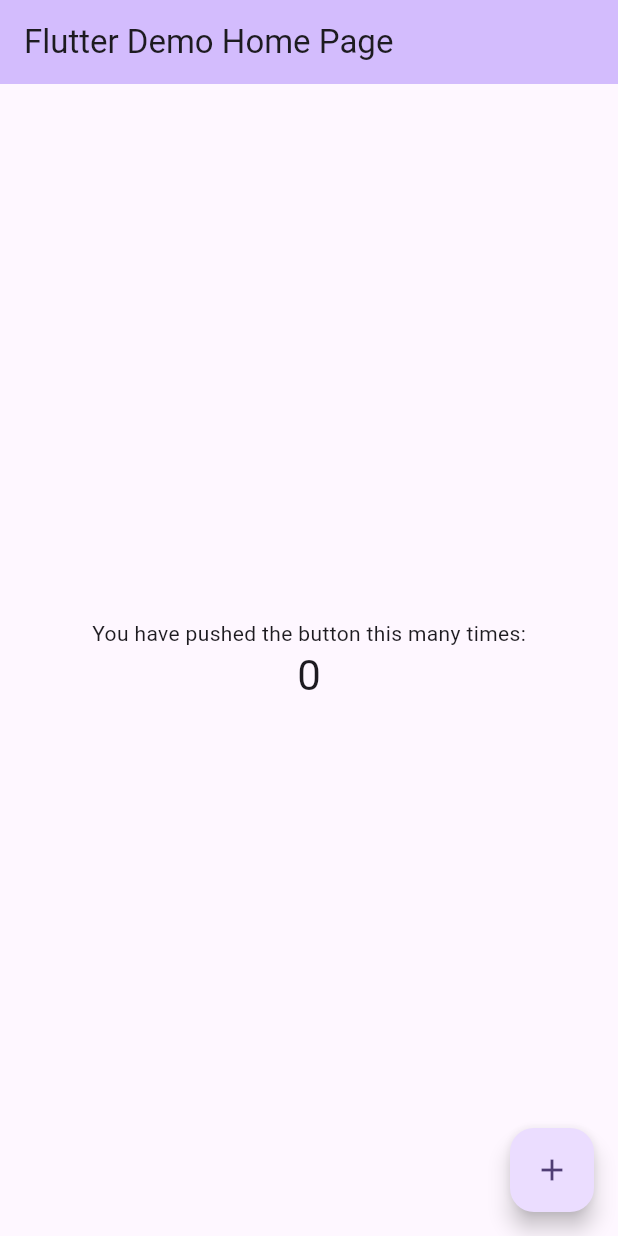
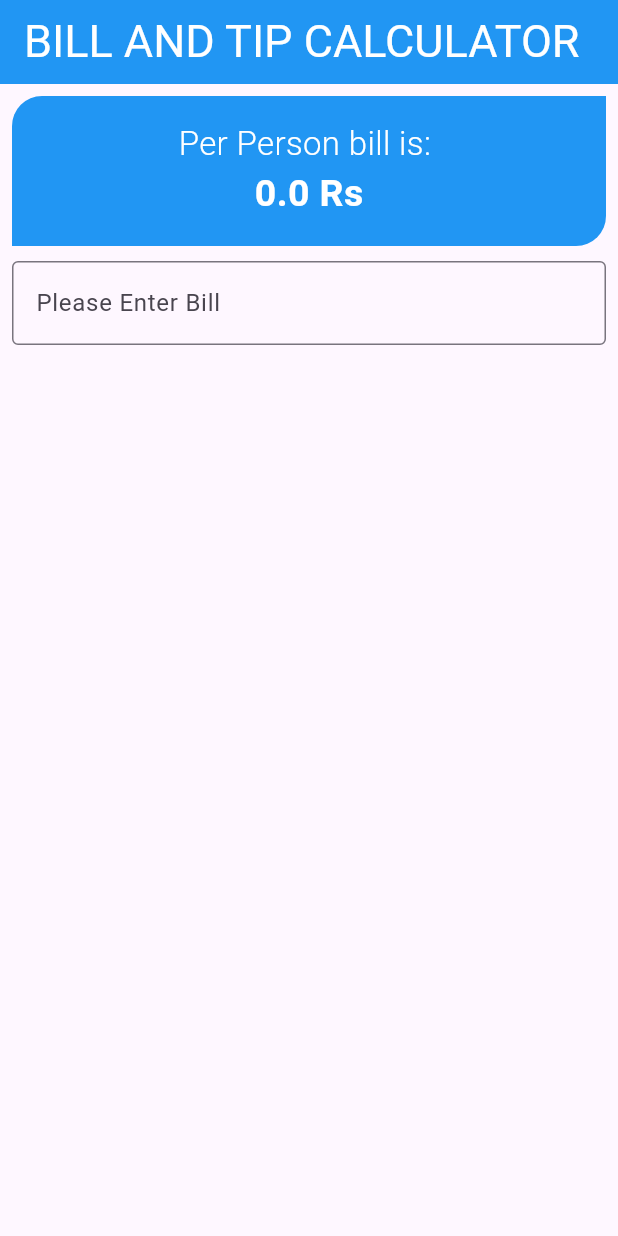
Before and after one commit to Yashu-Chaudhary/Bill-And-Tip-Calculator, a Flutter app: the screen it shows after launch, on a phone screen of 412 x 824 dp. Run offline on Flutter 3.47's test engine with Material 3 defaults, Android fonts, the phone set to English and light mode, and no system bars.

Commit message:
ui part done

```diff
--- /dev/null
+++ b/lib/home_page.dart
@@ -0,0 +1,69 @@
+import 'package:bill_calculator/style.dart';
+import 'package:flutter/material.dart';
+
+class HomePage extends StatefulWidget {
+  const HomePage({super.key});
+
+  @override
+  State<HomePage> createState() => _HomePageState();
+}
+
+class _HomePageState extends State<HomePage> {
+  TextEditingController controller = TextEditingController();
+  double price = 0.0;
+
+  @override
+  Widget build(BuildContext context) {
+    return Padding(
+      padding: const EdgeInsets.all(8.0),
+      child: Column(
+        children: [
+          // 2.. container
+          Container(
+            height: 100,
+            width: double.infinity,
+            decoration: const BoxDecoration(
+              color: Colors.blue,
+              borderRadius: BorderRadius.only(
+                topLeft: Radius.circular(20),
+                bottomRight: Radius.circular(20),
+              ),
+            ),
+            child: Center(
+              child: Column(
+                mainAxisAlignment: MainAxisAlignment.center,
+                children: [
+                  Text(
+                    "Per Person bill is: ",
+                    style: Style.hedingText2,
+                  ),
+                  Text(
+                    "$price Rs",
+                    style: Style.hedingText3,
+                  ),
+                ],
+              ),
+            ),
+          ),
+          const SizedBox(height: 10),
+
+          // 3.. textinputfield
+          TextField(
+            onChanged: (value) {
+              setState(() {
+                price = double.parse(controller.text);
+              });
+              print(controller.text);
+            },
+            controller: controller,
+            keyboardType: TextInputType.number,
+            decoration: const InputDecoration(
+                border: OutlineInputBorder(),
+                hintText: 'Please Enter Bill',
+                labelText: 'Please Enter Bill'),
+          ),
+        ],
+      ),
+    );
+  }
+}
--- a/lib/main.dart
+++ b/lib/main.dart
@@ -1,3 +1,5 @@
+import 'package:bill_calculator/home_page.dart';
+import 'package:bill_calculator/style.dart';
 import 'package:flutter/material.dart';
 
 void main() {
@@ -7,119 +9,19 @@ void main() {
 class MyApp extends StatelessWidget {
   const MyApp({super.key});
 
-  // This widget is the root of your application.
   @override
   Widget build(BuildContext context) {
     return MaterialApp(
-      title: 'Flutter Demo',
-      theme: ThemeData(
-        // This is the theme of your application.
-        //
-        // TRY THIS: Try running your application with "flutter run". You'll see
-        // the application has a purple toolbar. Then, without quitting the app,
-        // try changing the seedColor in the colorScheme below to Colors.green
-        // and then invoke "hot reload" (save your changes or press the "hot
-        // reload" button in a Flutter-supported IDE, or press "r" if you used
-        // the command line to start the app).
-        //
-        // Notice that the counter didn't reset back to zero; the application
-        // state is not lost during the reload. To reset the state, use hot
-        // restart instead.
-        //
-        // This works for code too, not just values: Most code changes can be
-        // tested with just a hot reload.
-        colorScheme: ColorScheme.fromSeed(seedColor: Colors.deepPurple),
-        useMaterial3: true,
+      home: Scaffold(
+        appBar: AppBar(
+          title: Text(
+            "BILL AND TIP CALCULATOR",
+            style: Style.hedingText1,
+          ),
+          backgroundColor: Colors.blue,
+        ),
+        body: const HomePage(),
       ),
-      home: const MyHomePage(title: 'Flutter Demo Home Page'),
     );
   }
 }
-
-class MyHomePage extends StatefulWidget {
-  const MyHomePage({super.key, required this.title});
-
-  // This widget is the home page of your application. It is stateful, meaning
-  // that it has a State object (defined below) that contains fields that affect
-  // how it looks.
-
-  // This class is the configuration for the state. It holds the values (in this
-  // case the title) provided by the parent (in this case the App widget) and
-  // used by the build method of the State. Fields in a Widget subclass are
-  // always marked "final".
-
-  final String title;
-
-  @override
-  State<MyHomePage> createState() => _MyHomePageState();
-}
-
-class _MyHomePageState extends State<MyHomePage> {
-  int _counter = 0;
-
-  void _incrementCounter() {
-    setState(() {
-      // This call to setState tells the Flutter framework that something has
-      // changed in this State, which causes it to rerun the build method below
-      // so that the display can reflect the updated values. If we changed
-      // _counter without calling setState(), then the build method would not be
-      // called again, and so nothing would appear to happen.
-      _counter++;
-    });
-  }
-
-  @override
-  Widget build(BuildContext context) {
-    // This method is rerun every time setState is called, for instance as done
-    // by the _incrementCounter method above.
-    //
-    // The Flutter framework has been optimized to make rerunning build methods
-    // fast, so that you can just rebuild anything that needs updating rather
-    // than having to individually change instances of widgets.
-    return Scaffold(
-      appBar: AppBar(
-        // TRY THIS: Try changing the color here to a specific color (to
-        // Colors.amber, perhaps?) and trigger a hot reload to see the AppBar
-        // change color while the other colors stay the same.
-        backgroundColor: Theme.of(context).colorScheme.inversePrimary,
-        // Here we take the value from the MyHomePage object that was created by
-        // the App.build method, and use it to set our appbar title.
-        title: Text(widget.title),
-      ),
-      body: Center(
-        // Center is a layout widget. It takes a single child and positions it
-        // in the middle of the parent.
-        child: Column(
-          // Column is also a layout widget. It takes a list of children and
-          // arranges them vertically. By default, it sizes itself to fit its
-          // children horizontally, and tries to be as tall as its parent.
-          //
-          // Column has various properties to control how it sizes itself and
-          // how it positions its children. Here we use mainAxisAlignment to
-          // center the children vertically; the main axis here is the vertical
-          // axis because Columns are vertical (the cross axis would be
-          // horizontal).
-          //
-          // TRY THIS: Invoke "debug painting" (choose the "Toggle Debug Paint"
-          // action in the IDE, or press "p" in the console), to see the
-          // wireframe for each widget.
-          mainAxisAlignment: MainAxisAlignment.center,
-          children: <Widget>[
-            const Text(
-              'You have pushed the button this many times:',
-            ),
-            Text(
-              '$_counter',
-              style: Theme.of(context).textTheme.headlineMedium,
-            ),
-          ],
-        ),
-      ),
-      floatingActionButton: FloatingActionButton(
-        onPressed: _incrementCounter,
-        tooltip: 'Increment',
-        child: const Icon(Icons.add),
-      ), // This trailing comma makes auto-formatting nicer for build methods.
-    );
-  }
-}
--- /dev/null
+++ b/lib/style.dart
@@ -0,0 +1,10 @@
+import 'package:flutter/material.dart';
+
+class Style {
+  static TextStyle hedingText1 = const TextStyle(
+      fontSize: 30, color: Colors.white, fontWeight: FontWeight.w400);
+  static TextStyle hedingText2 = const TextStyle(
+      fontSize: 22, color: Colors.white, fontWeight: FontWeight.w300, );
+  static TextStyle hedingText3 = const TextStyle(
+      fontSize: 25, color: Colors.white, fontWeight: FontWeight.w600);
+}
```
